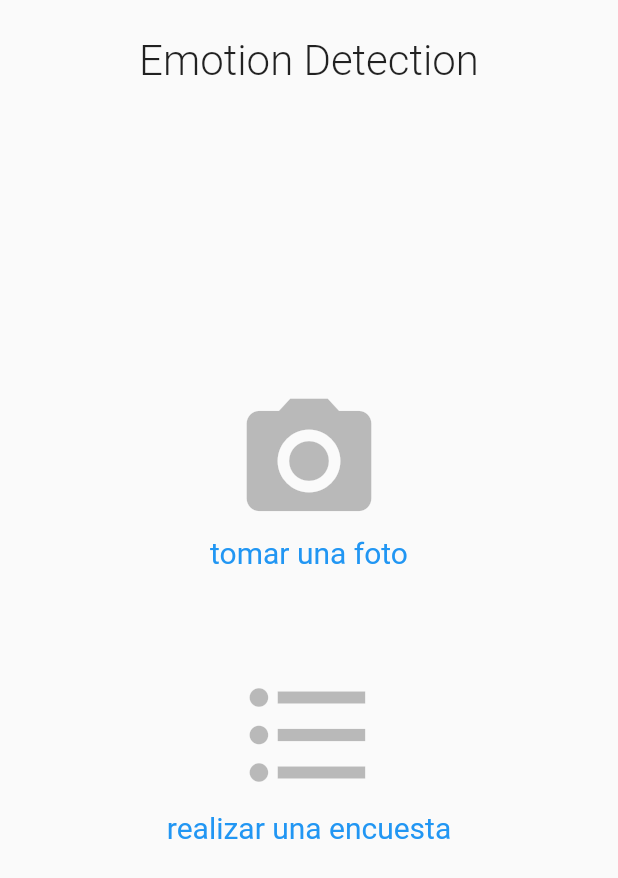
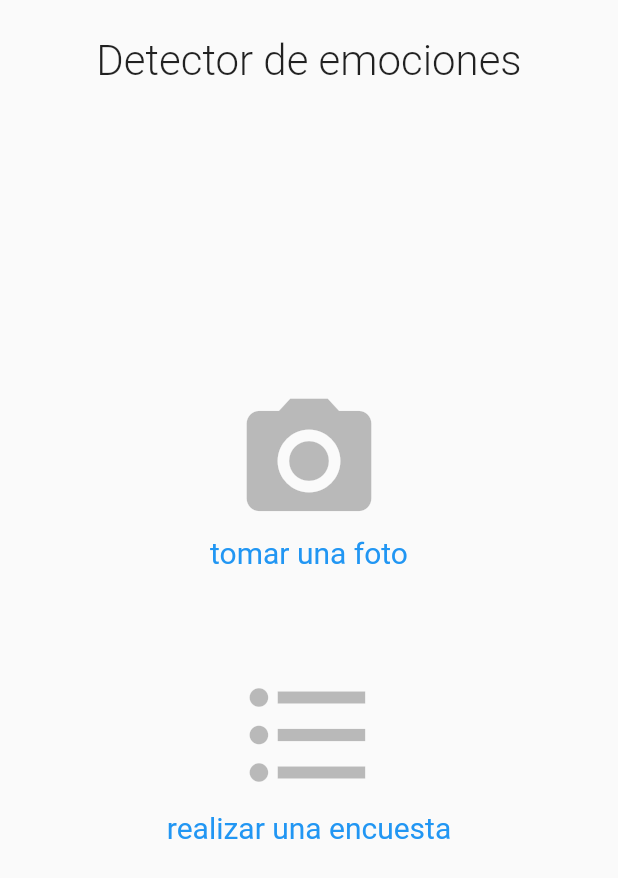
Before and after one commit to Alvardud/machine_learning_proyect_IO2019, a Flutter app: the screen it shows after launch, on a phone screen of 412 x 824 dp. Shown: the top 878 px of the screen. Run offline on Flutter 3.47's test engine with Material 2 defaults, Android fonts, the phone set to English and light mode, and no system bars; our stand-ins replace image_picker.

Commit message:
update title

```diff
--- a/demo/lib/settings/cadenas.dart
+++ b/demo/lib/settings/cadenas.dart
@@ -1,3 +1,4 @@
+const String titulo = 'Detector de emociones';
 const String textoEncuesta = "Quieres intentarlo mediante una encuesta?";
 const String foto = 'tomar una foto';
 const String encuesta = 'realizar una encuesta';
--- a/demo/lib/widgets/common.dart
+++ b/demo/lib/widgets/common.dart
@@ -1,11 +1,12 @@
 import 'package:flutter/material.dart';
+import 'package:demo/settings/cadenas.dart' as cadenas;
 
 class Titulo extends StatelessWidget {
   @override
   Widget build(BuildContext context) {
     return Container(
       padding: EdgeInsets.only(top: 24.0),
-        child: const Text("Emotion Detection", style: TextStyle(
+        child: const Text(cadenas.titulo, style: TextStyle(
           fontSize: 28.0,
           fontWeight: FontWeight.w300
         ),),
```
